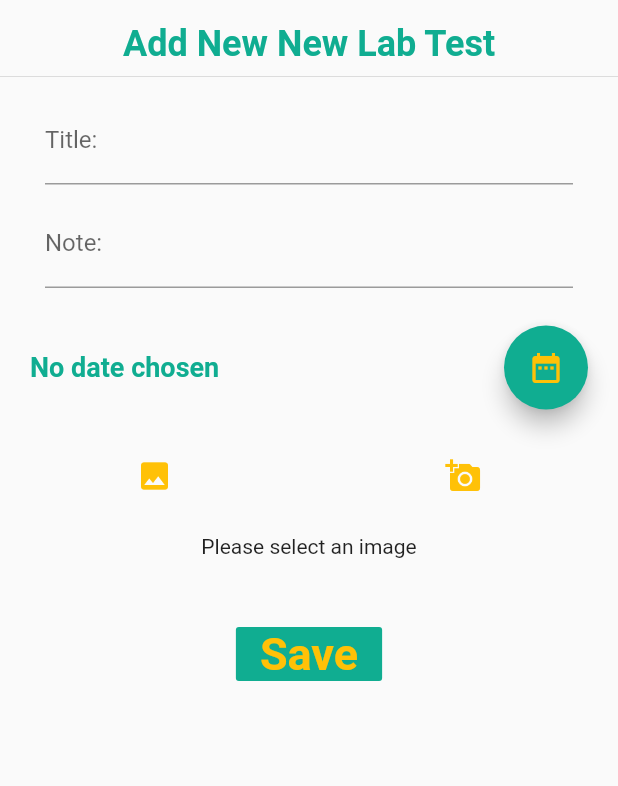
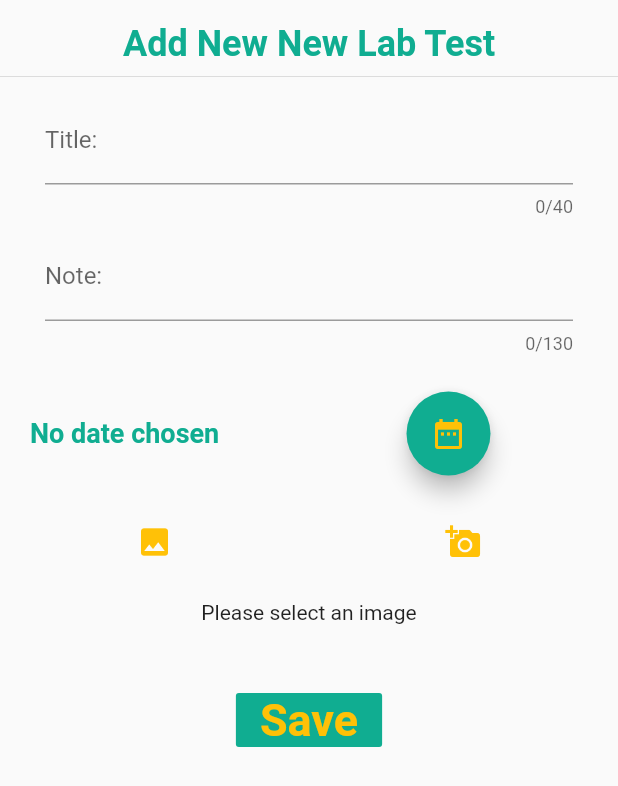
Before and after one commit to AbdelrahmanMagdy84/AMUN_mobile_APP, a Flutter app: the NewMedicalRecord screen opened directly, after a tap on "Save", on a phone screen of 412 x 824 dp. Shown: the top 786 px of the screen. Run offline on Flutter 3.47's test engine with Material 2 defaults, Android fonts, the phone set to English and light mode, and no system bars; our stand-ins replace dropdown_search, flare_flutter, flutter_local_notifications, flutter_secure_storage, form_field_validator, image_picker and 4 more; missing offline and left inert: esys_flutter_share, flutter_datetime_formfield, qr_code_scanner; accounts and stored records are empty.

Commit message:
formate new medical record

```diff
--- a/lib/input_widgets/new_medical_record.dart
+++ b/lib/input_widgets/new_medical_record.dart
@@ -1,6 +1,5 @@
 import 'dart:io';
 import 'package:amun/models/MedicalRecord.dart';
-import 'package:file_picker/file_picker.dart';
 import 'package:flutter/material.dart';
 import 'package:image_picker/image_picker.dart';
 import 'package:intl/intl.dart';
@@ -17,15 +16,115 @@ class NewMedicalRecord extends StatefulWidget {
 class _NewPrescreptionOrRadiographState extends State<NewMedicalRecord> {
   DateTime dateTime = DateTime.now();
   final titleController = TextEditingController();
-  final facilityNameController = TextEditingController();
-  final doctorNameController = TextEditingController();
-  final clerkNameController = TextEditingController();
   final noteController = TextEditingController();
   DateTime date;
-  Future userFuture;
+  File _imageFile;
+  //File file;
+
+  void save(
+      {DateTime date, String title, String doctor, String note, String image}) {
+    MedicalRecord medicalRecord =
+        MedicalRecord(date: date, title: title, id: "1", note: note);
+  }
+
+  final _formKey = GlobalKey<FormState>();
+  bool _autoValidate = false;
+
   @override
+  Widget build(BuildContext context) {
+    return Scaffold(
+      body: SingleChildScrollView(
+        child: Form(
+          autovalidate: _autoValidate,
+          key: _formKey,
+          child: Container(
+            child: Column(
+              children: <Widget>[
+                Container(
+                  padding: EdgeInsets.only(top: 15),
+                  child: Center(
+                    child: Text(
+                      "Add New ${widget.title}",
+                      style: TextStyle(
+                          color: Theme.of(context).accentColor,
+                          fontSize: 24,
+                          fontWeight: FontWeight.bold),
+                    ),
+                  ),
+                ),
+                Divider(),
+                buildTextField(
+                    'Title', titleController, TextInputType.text, 40),
+                buildTextField('Note', noteController, TextInputType.text, 130),
+                Padding(
+                  padding: const EdgeInsets.all(20),
+                  child: Row(
+                    children: <Widget>[
+                      Expanded(
+                        child: Text(
+                          date == null
+                              ? 'No date chosen'
+                              : 'Picked Date: ${DateFormat.yMd().format(date)}',
+                          style: Theme.of(context).textTheme.title,
+                        ),
+                      ),
+                      Expanded(
+                        child: FloatingActionButton(
+                          onPressed: displayDatePicker,
+                          child: Icon(
+                            Icons.date_range,
+                            color: Theme.of(context).primaryColor,
+                          ),
+                        ),
+                      )
+                    ],
+                  ),
+                ),
+                Row(
+                  children: <Widget>[
+                    Expanded(
+                      child: IconButton(
+                        icon: Icon(Icons.image,
+                            color: Theme.of(context).primaryColor),
+                        onPressed: () => _openGallery(context),
+                      ),
+                    ),
+                    Expanded(
+                      child: IconButton(
+                        icon: Icon(
+                          Icons.add_a_photo,
+                          color: Theme.of(context).primaryColor,
+                        ),
+                        onPressed: () => _openCamera(context),
+                      ),
+                    ),
+                  ],
+                ),
+                setImageView(),
+                Container(
+                  margin: EdgeInsets.all(30),
+                  child: FlatButton(
+                    onPressed: save,
+                    color: Theme.of(context).accentColor,
+                    child: Text(
+                      'Save',
+                      style: TextStyle(
+                          color: Theme.of(context).primaryColor,
+                          fontSize: 30,
+                          fontWeight: FontWeight.bold),
+                    ),
+                  ),
+                )
+              ],
+            ),
+          ),
+        ),
+      ),
+    );
+  }
+
   Widget buildTextField(String title, TextEditingController controller,
-      TextInputType textInputType) {
+      TextInputType textInputType, int length) {
     return Container(
       padding: EdgeInsets.symmetric(vertical: 5, horizontal: 30),
       child: TextField(
@@ -34,11 +133,10 @@ class _NewPrescreptionOrRadiographState extends State<NewMedicalRecord> {
         ),
         controller: controller,
         keyboardType: textInputType,
+        maxLength: length,
       ),
     );
   }
-
-  File _imageFile;
 
   void _openGallery(BuildContext context) async {
     var picture = await ImagePicker.pickImage(source: ImageSource.gallery);
@@ -95,120 +193,6 @@ class _NewPrescreptionOrRadiographState extends State<NewMedicalRecord> {
           date = pickedDate;
         });
     });
-  }
-
-  void save(
-      {DateTime date, String title, String doctor, String note, String image}) {
-    MedicalRecord medicalRecord = MedicalRecord(
-        date: date,
-        title: title,
-        doctor: doctor,
-        image: image,
-        id: "1",
-        note: note);
-  }
-
-  final _formKey = GlobalKey<FormState>();
-  bool _autoValidate = false;
-  File file;
-  @override
-  Widget build(BuildContext context) {
-    return Scaffold(
-      body: SingleChildScrollView(
-        child: Form(
-          autovalidate: _autoValidate,
-          key: _formKey,
-          child: Container(
-            child: Column(
-              children: <Widget>[
-                Container(
-                  padding: EdgeInsets.only(top: 15),
-                  child: Center(
-                    child: Text(
-                      "Add New ${widget.title}",
-                      style: TextStyle(
-                          color: Theme.of(context).accentColor,
-                          fontSize: 24,
-                          fontWeight: FontWeight.bold),
-                    ),
-                  ),
-                ),
-                Divider(),
-                buildTextField(
-                  'Title',
-                  titleController,
-                  TextInputType.text,
-                ),
-                buildTextField(
-                  'Note',
-                  noteController,
-                  TextInputType.text,
-                ),
-                Padding(
-                  padding: const EdgeInsets.all(20),
-                  child: Row(
-                    children: <Widget>[
-                      Container(
-                        child: Expanded(
-                          child: Text(
-                            date == null
-                                ? 'No date chosen'
-                                : 'Picked Date: ${DateFormat.yMd().format(date)}',
-                            style: Theme.of(context).textTheme.title,
-                          ),
-                        ),
-                      ),
-                      FloatingActionButton(
-                        onPressed: displayDatePicker,
-                        child: Icon(
-                          Icons.date_range,
-                          color: Theme.of(context).primaryColor,
-                        ),
-                      )
-                    ],
-                  ),
-                ),
-                Row(
-                  children: <Widget>[
-                    Expanded(
-                      child: IconButton(
-                        icon: Icon(Icons.image,
-                            color: Theme.of(context).primaryColor),
-                        onPressed: () => _openGallery(context),
-                      ),
-                    ),
-                    Expanded(
-                      child: IconButton(
-                        icon: Icon(
-                          Icons.add_a_photo,
-                          color: Theme.of(context).primaryColor,
-                        ),
-                        onPressed: () => _openCamera(context),
-                      ),
-                    ),
-                  ],
-                ),
-                setImageView(),
-                Container(
-                  margin: EdgeInsets.all(30),
-                  child: FlatButton(
-                    onPressed: save,
-                    color: Theme.of(context).accentColor,
-                    child: Text(
-                      'Save',
-                      style: TextStyle(
-                          color: Theme.of(context).primaryColor,
-                          fontSize: 30,
-                          fontWeight: FontWeight.bold),
-                    ),
-                  ),
-                )
-              ],
-            ),
-          ),
-        ),
-      ),
-    );
   }
 }
 // Divider(),
```
